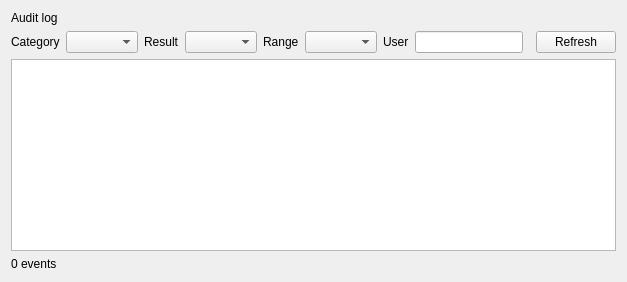
bogdanbaloi/industrial-hmi, file src/qt/view/QtAuditLogPage.ui: the form before one commit.
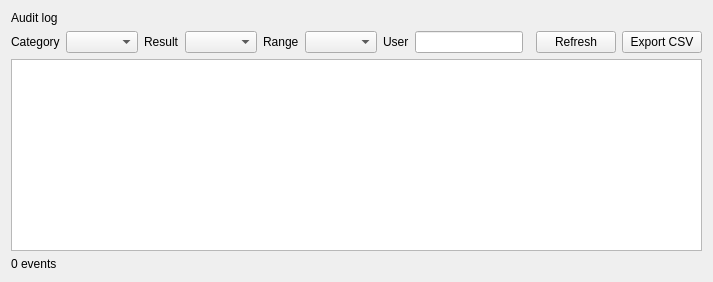
The form after the commit.

Commit message:
Add Qt audit export, password change, and page headers
Export the filtered audit log as CSV to an operator-chosen file
Add a self-service change-password dialog in the sidebar
Give every page a consistent title header

```diff
--- a/src/qt/view/QtAuditLogPage.ui
+++ b/src/qt/view/QtAuditLogPage.ui
@@ -66,6 +66,13 @@
        </property>
       </widget>
      </item>
+     <item>
+      <widget class="QPushButton" name="exportButton">
+       <property name="text">
+        <string>Export CSV</string>
+       </property>
+      </widget>
+     </item>
     </layout>
    </item>
    <item>
```
The commit also changes 16 other files.
